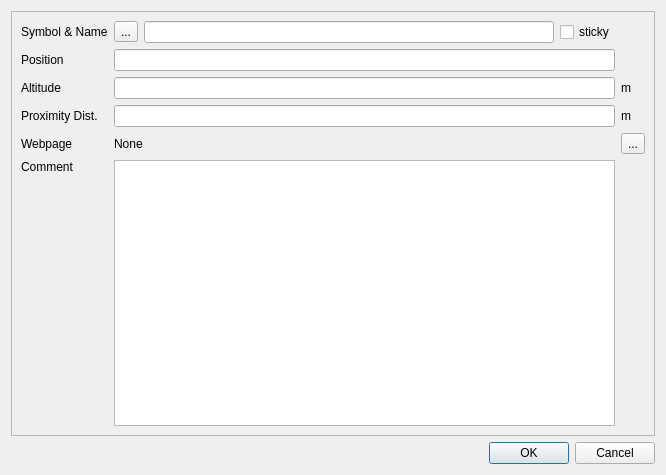
The window that src/IDlgEditWpt.ui (ntruchsess/QLandkarteGT) describes before a commit, drawn with Qt 5.
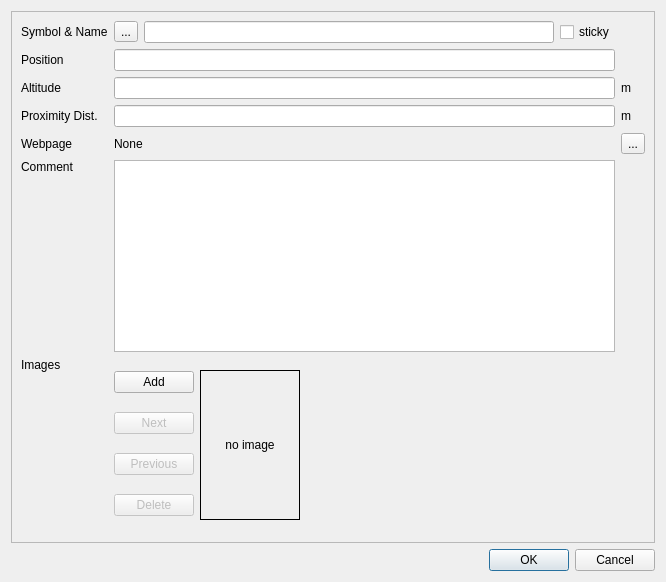
The same window after the commit.

The edit to the form file:
```diff
--- a/src/IDlgEditWpt.ui
+++ b/src/IDlgEditWpt.ui
@@ -6,7 +6,7 @@
     <x>0</x>
     <y>0</y>
     <width>666</width>
-    <height>475</height>
+    <height>582</height>
    </rect>
   </property>
   <property name="windowTitle" >
@@ -70,6 +70,13 @@
       <item row="2" column="1" >
        <widget class="QLineEdit" name="lineAltitude" />
       </item>
+      <item row="2" column="2" >
+       <widget class="QLabel" name="label_6" >
+        <property name="text" >
+         <string>m</string>
+        </property>
+       </widget>
+      </item>
       <item row="3" column="0" >
        <widget class="QLabel" name="label_4" >
         <property name="text" >
@@ -80,16 +87,6 @@
       <item row="3" column="1" >
        <widget class="QLineEdit" name="lineProximity" />
       </item>
-      <item row="5" column="1" >
-       <widget class="QTextEdit" name="textComment" />
-      </item>
-      <item row="2" column="2" >
-       <widget class="QLabel" name="label_6" >
-        <property name="text" >
-         <string>m</string>
-        </property>
-       </widget>
-      </item>
       <item row="3" column="2" >
        <widget class="QLabel" name="label_7" >
         <property name="text" >
@@ -128,6 +125,121 @@
         </property>
        </widget>
       </item>
+      <item row="5" column="1" >
+       <widget class="QTextEdit" name="textComment" >
+        <property name="sizePolicy" >
+         <sizepolicy vsizetype="Maximum" hsizetype="Expanding" >
+          <horstretch>0</horstretch>
+          <verstretch>0</verstretch>
+         </sizepolicy>
+        </property>
+       </widget>
+      </item>
+      <item row="6" column="0" >
+       <widget class="QLabel" name="label_10" >
+        <property name="text" >
+         <string>Images</string>
+        </property>
+        <property name="alignment" >
+         <set>Qt::AlignLeading|Qt::AlignLeft|Qt::AlignTop</set>
+        </property>
+       </widget>
+      </item>
+      <item row="6" column="1" >
+       <layout class="QHBoxLayout" >
+        <item>
+         <layout class="QVBoxLayout" >
+          <item>
+           <widget class="QPushButton" name="pushAdd" >
+            <property name="sizePolicy" >
+             <sizepolicy vsizetype="Fixed" hsizetype="Maximum" >
+              <horstretch>0</horstretch>
+              <verstretch>0</verstretch>
+             </sizepolicy>
+            </property>
+            <property name="text" >
+             <string>Add</string>
+            </property>
+           </widget>
+          </item>
+          <item>
+           <widget class="QPushButton" name="pushNext" >
+            <property name="enabled" >
+             <bool>false</bool>
+            </property>
+            <property name="text" >
+             <string>Next</string>
+            </property>
+           </widget>
+          </item>
+          <item>
+           <widget class="QPushButton" name="pushPrev" >
+            <property name="enabled" >
+             <bool>false</bool>
+            </property>
+            <property name="text" >
+             <string>Previous</string>
+            </property>
+           </widget>
+          </item>
+          <item>
+           <widget class="QPushButton" name="pushDel" >
+            <property name="enabled" >
+             <bool>false</bool>
+            </property>
+            <property name="sizePolicy" >
+             <sizepolicy vsizetype="Fixed" hsizetype="Maximum" >
+              <horstretch>0</horstretch>
+              <verstretch>0</verstretch>
+             </sizepolicy>
+            </property>
+            <property name="text" >
+             <string>Delete</string>
+            </property>
+           </widget>
+          </item>
+         </layout>
+        </item>
+        <item>
+         <widget class="QLabel" name="labelImage" >
+          <property name="sizePolicy" >
+           <sizepolicy vsizetype="Fixed" hsizetype="Fixed" >
+            <horstretch>0</horstretch>
+            <verstretch>0</verstretch>
+           </sizepolicy>
+          </property>
+          <property name="minimumSize" >
+           <size>
+            <width>100</width>
+            <height>150</height>
+           </size>
+          </property>
+          <property name="frameShape" >
+           <enum>QFrame::Box</enum>
+          </property>
+          <property name="text" >
+           <string>no image</string>
+          </property>
+          <property name="scaledContents" >
+           <bool>false</bool>
+          </property>
+          <property name="alignment" >
+           <set>Qt::AlignCenter</set>
+          </property>
+         </widget>
+        </item>
+        <item>
+         <widget class="QLabel" name="labelInfo" >
+          <property name="text" >
+           <string/>
+          </property>
+          <property name="alignment" >
+           <set>Qt::AlignJustify|Qt::AlignTop</set>
+          </property>
+         </widget>
+        </item>
+       </layout>
+      </item>
      </layout>
     </widget>
    </item>
```
